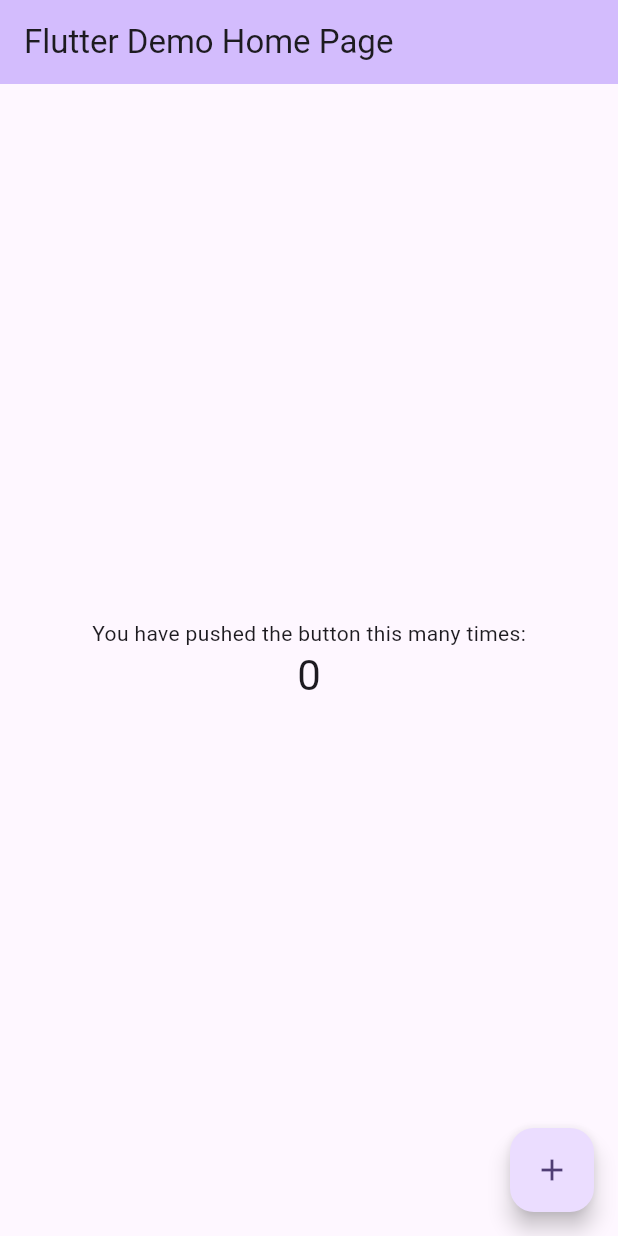
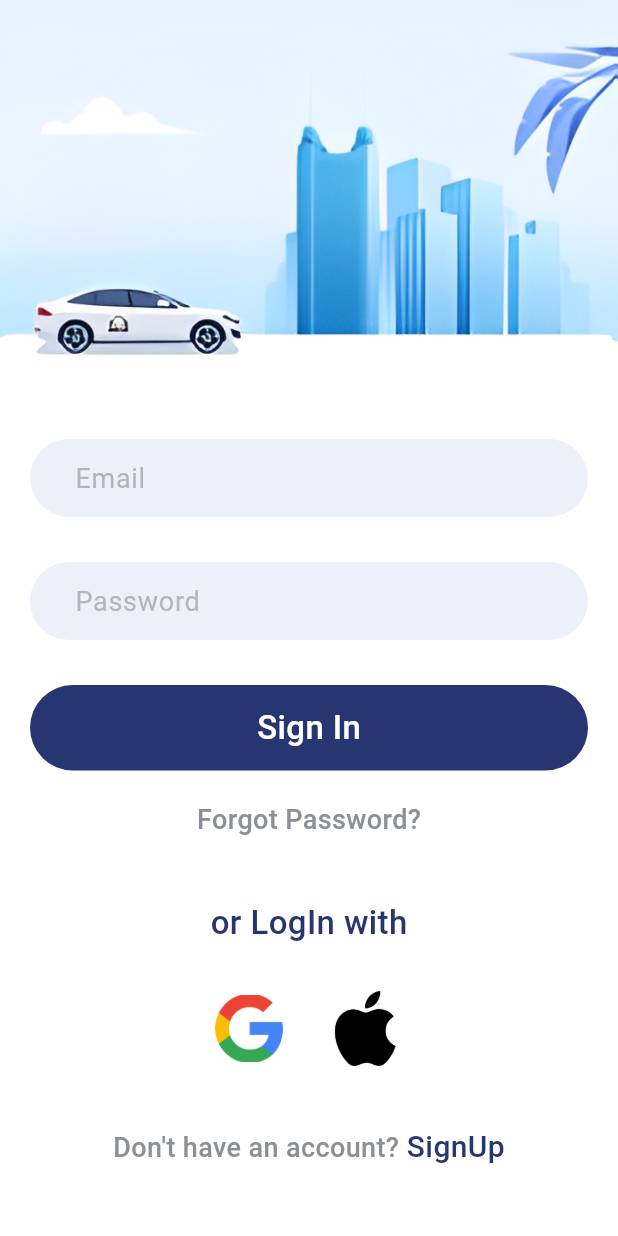
Before and after one commit to Nguyen1976/2025_LTTBDD_N05_Nhom_Nguyen_Huy, a Flutter app: the screen it shows after launch, on a phone screen of 412 x 824 dp. Run offline on Flutter 3.47's test engine with Material 3 defaults, Android fonts, the phone set to English and light mode, and no system bars; our stand-ins replace firebase_auth, firebase_core; accounts and stored records are empty.

Commit message:
add login functionality with Firebase authentication and create home screen

```diff
--- /dev/null
+++ b/lib/home.dart
@@ -0,0 +1,15 @@
+import 'package:flutter/material.dart';
+
+class Home extends StatefulWidget {
+  const Home({super.key});
+
+  @override
+  State<Home> createState() => _HomeState();
+}
+
+class _HomeState extends State<Home> {
+  @override
+  Widget build(BuildContext context) {
+    return const Placeholder();
+  }
+}
--- /dev/null
+++ b/lib/login.dart
@@ -0,0 +1,259 @@
+// ignore_for_file: use_build_context_synchronously
+
+import 'package:firebase_auth/firebase_auth.dart';
+import 'package:flutter/material.dart';
+import 'package:instargram/forgot_password.dart';
+import 'package:instargram/home.dart';
+import 'package:instargram/service/auth.dart';
+import 'package:instargram/singup.dart';
+
+class LogIn extends StatefulWidget {
+  const LogIn({super.key});
+
+  @override
+  State<LogIn> createState() => _LogInState();
+}
+
+class _LogInState extends State<LogIn> {
+  String email = "";
+  String password = "";
+
+  TextEditingController mailcontroller = TextEditingController();
+  TextEditingController passwordcontroller = TextEditingController();
+
+  final _formkey = GlobalKey<FormState>();
+
+  userLogin() async {
+    try {
+      await FirebaseAuth.instance.signInWithEmailAndPassword(
+        email: email,
+        password: password,
+      );
+      Navigator.push(context, MaterialPageRoute(builder: (context) => Home()));
+    } on FirebaseAuthException catch (e) {
+      if (e.code == 'user-not-found') {
+        ScaffoldMessenger.of(context).showSnackBar(
+          SnackBar(
+            backgroundColor: Colors.orangeAccent,
+            content: Text(
+              "No User Found for that Email",
+              style: TextStyle(fontSize: 18.0),
+            ),
+          ),
+        );
+      } else if (e.code == 'wrong-password') {
+        ScaffoldMessenger.of(context).showSnackBar(
+          SnackBar(
+            backgroundColor: Colors.orangeAccent,
+            content: Text(
+              "Wrong Password Provided by User",
+              style: TextStyle(fontSize: 18.0),
+            ),
+          ),
+        );
+      }
+    }
+  }
+
+  @override
+  Widget build(BuildContext context) {
+    return Scaffold(
+      backgroundColor: Colors.white,
+      body: SingleChildScrollView(
+        child: Container(
+          child: Column(
+            children: [
+              Container(
+                width: MediaQuery.of(context).size.width,
+                child: Image.asset("images/car.PNG", fit: BoxFit.cover),
+              ),
+              SizedBox(height: 30.0),
+              Padding(
+                padding: const EdgeInsets.only(left: 20.0, right: 20.0),
+                child: Form(
+                  key: _formkey,
+                  child: Column(
+                    children: [
+                      Container(
+                        padding: EdgeInsets.symmetric(
+                          vertical: 2.0,
+                          horizontal: 30.0,
+                        ),
+                        decoration: BoxDecoration(
+                          color: Color(0xFFedf0f8),
+                          borderRadius: BorderRadius.circular(30),
+                        ),
+                        child: TextFormField(
+                          validator: (value) {
+                            if (value == null || value.isEmpty) {
+                              return 'Please Enter E-mail';
+                            }
+                            return null;
+                          },
+                          controller: mailcontroller,
+                          decoration: InputDecoration(
+                            border: InputBorder.none,
+                            hintText: "Email",
+                            hintStyle: TextStyle(
+                              color: Color(0xFFb2b7bf),
+                              fontSize: 18.0,
+                            ),
+                          ),
+                        ),
+                      ),
+                      SizedBox(height: 30.0),
+                      Container(
+                        padding: EdgeInsets.symmetric(
+                          vertical: 2.0,
+                          horizontal: 30.0,
+                        ),
+                        decoration: BoxDecoration(
+                          color: Color(0xFFedf0f8),
+                          borderRadius: BorderRadius.circular(30),
+                        ),
+                        child: TextFormField(
+                          controller: passwordcontroller,
+                          validator: (value) {
+                            if (value == null || value.isEmpty) {
+                              return 'Please Enter Password';
+                            }
+                            return null;
+                          },
+                          decoration: InputDecoration(
+                            border: InputBorder.none,
+                            hintText: "Password",
+                            hintStyle: TextStyle(
+                              color: Color(0xFFb2b7bf),
+                              fontSize: 18.0,
+                            ),
+                          ),
+                          obscureText: true,
+                        ),
+                      ),
+                      SizedBox(height: 30.0),
+                      GestureDetector(
+                        onTap: () {
+                          if (_formkey.currentState!.validate()) {
+                            setState(() {
+                              email = mailcontroller.text;
+                              password = passwordcontroller.text;
+                            });
+                          }
+                          userLogin();
+                        },
+                        child: Container(
+                          width: MediaQuery.of(context).size.width,
+                          padding: EdgeInsets.symmetric(
+                            vertical: 13.0,
+                            horizontal: 30.0,
+                          ),
+                          decoration: BoxDecoration(
+                            color: Color(0xFF273671),
+                            borderRadius: BorderRadius.circular(30),
+                          ),
+                          child: Center(
+                            child: Text(
+                              "Sign In",
+                              style: TextStyle(
+                                color: Colors.white,
+                                fontSize: 22.0,
+                                fontWeight: FontWeight.w500,
+                              ),
+                            ),
+                          ),
+                        ),
+                      ),
+                    ],
+                  ),
+                ),
+              ),
+              SizedBox(height: 20.0),
+              GestureDetector(
+                onTap: () {
+                  Navigator.push(
+                    context,
+                    MaterialPageRoute(builder: (context) => ForgotPassword()),
+                  );
+                },
+                child: Text(
+                  "Forgot Password?",
+                  style: TextStyle(
+                    color: Color(0xFF8c8e98),
+                    fontSize: 18.0,
+                    fontWeight: FontWeight.w500,
+                  ),
+                ),
+              ),
+              SizedBox(height: 40.0),
+              Text(
+                "or LogIn with",
+                style: TextStyle(
+                  color: Color(0xFF273671),
+                  fontSize: 22.0,
+                  fontWeight: FontWeight.w500,
+                ),
+              ),
+              SizedBox(height: 30.0),
+              Row(
+                mainAxisAlignment: MainAxisAlignment.center,
+                children: [
+                  GestureDetector(
+                    onTap: () {
+                      AuthMethods().signInWithGoogle(context);
+                    },
+                    child: Image.asset(
+                      "images/google.png",
+                      height: 45,
+                      width: 45,
+                      fit: BoxFit.cover,
+                    ),
+                  ),
+                  SizedBox(width: 30.0),
+                  GestureDetector(
+                    child: Image.asset(
+                      "images/apple1.png",
+                      height: 50,
+                      width: 50,
+                      fit: BoxFit.cover,
+                    ),
+                  ),
+                ],
+              ),
+              SizedBox(height: 40.0),
+              Row(
+                mainAxisAlignment: MainAxisAlignment.center,
+                children: [
+                  Text(
+                    "Don't have an account?",
+                    style: TextStyle(
+                      color: Color(0xFF8c8e98),
+                      fontSize: 18.0,
+                      fontWeight: FontWeight.w500,
+                    ),
+                  ),
+                  SizedBox(width: 5.0),
+                  GestureDetector(
+                    onTap: () {
+                      Navigator.push(
+                        context,
+                        MaterialPageRoute(builder: (context) => SignUp()),
+                      );
+                    },
+                    child: Text(
+                      "SignUp",
+                      style: TextStyle(
+                        color: Color(0xFF273671),
+                        fontSize: 20.0,
+                        fontWeight: FontWeight.w500,
+                      ),
+                    ),
+                  ),
+                ],
+              ),
+            ],
+          ),
+        ),
+      ),
+    );
+  }
+}
--- a/lib/main.dart
+++ b/lib/main.dart
@@ -1,6 +1,20 @@
 import 'package:flutter/material.dart';
+import 'package:firebase_core/firebase_core.dart';
+import 'package:instargram/login.dart';
 
-void main() {
+void main() async {
+  WidgetsFlutterBinding.ensureInitialized();
+  await Firebase.initializeApp(
+    options: const FirebaseOptions(
+      apiKey: "AIzaSyBVa1_wMFnYPX1RnGDdtSnREfTS1hPXFzI",
+      authDomain: "mobile-ck-39483.firebaseapp.com",
+      projectId: "mobile-ck-39483",
+      storageBucket: "mobile-ck-39483.firebasestorage.app",
+      messagingSenderId: "1045018946545",
+      appId: "1:1045018946545:web:754919960a26968374b250",
+      measurementId: "G-ZP4TTE0VFT",
+    ),
+  );
   runApp(const MyApp());
 }
 
@@ -11,6 +25,7 @@
   @override
   Widget build(BuildContext context) {
     return MaterialApp(
+      debugShowCheckedModeBanner: false,
       title: 'Flutter Demo',
       theme: ThemeData(
         // This is the theme of your application.
@@ -28,95 +43,10 @@
         //
         // This works for code too, not just values: Most code changes can be
         // tested with just a hot reload.
+        scaffoldBackgroundColor: Colors.white,
         colorScheme: ColorScheme.fromSeed(seedColor: Colors.deepPurple),
       ),
-      home: const MyHomePage(title: 'Flutter Demo Home Page'),
+      home: LogIn(),
     );
   }
 }
-
-class MyHomePage extends StatefulWidget {
-  const MyHomePage({super.key, required this.title});
-
-  // This widget is the home page of your application. It is stateful, meaning
-  // that it has a State object (defined below) that contains fields that affect
-  // how it looks.
-
-  // This class is the configuration for the state. It holds the values (in this
-  // case the title) provided by the parent (in this case the App widget) and
-  // used by the build method of the State. Fields in a Widget subclass are
-  // always marked "final".
-
-  final String title;
-
-  @override
-  State<MyHomePage> createState() => _MyHomePageState();
-}
-
-class _MyHomePageState extends State<MyHomePage> {
-  int _counter = 0;
-
-  void _incrementCounter() {
-    setState(() {
-      // This call to setState tells the Flutter framework that something has
-      // changed in this State, which causes it to rerun the build method below
-      // so that the display can reflect the updated values. If we changed
-      // _counter without calling setState(), then the build method would not be
-      // called again, and so nothing would appear to happen.
-      _counter++;
-    });
-  }
-
-  @override
-  Widget build(BuildContext context) {
-    // This method is rerun every time setState is called, for instance as done
-    // by the _incrementCounter method above.
-    //
-    // The Flutter framework has been optimized to make rerunning build methods
-    // fast, so that you can just rebuild anything that needs updating rather
-    // than having to individually change instances of widgets.
-    return Scaffold(
-      appBar: AppBar(
-        // TRY THIS: Try changing the color here to a specific color (to
-        // Colors.amber, perhaps?) and trigger a hot reload to see the AppBar
-        // change color while the other colors stay the same.
-        backgroundColor: Theme.of(context).colorScheme.inversePrimary,
-        // Here we take the value from the MyHomePage object that was created by
-        // the App.build method, and use it to set our appbar title.
-        title: Text(widget.title),
-      ),
-      body: Center(
-        // Center is a layout widget. It takes a single child and positions it
-        // in the middle of the parent.
-        child: Column(
-          // Column is also a layout widget. It takes a list of children and
-          // arranges them vertically. By default, it sizes itself to fit its
-          // children horizontally, and tries to be as tall as its parent.
-          //
-          // Column has various properties to control how it sizes itself and
-          // how it positions its children. Here we use mainAxisAlignment to
-          // center the children vertically; the main axis here is the vertical
-          // axis because Columns are vertical (the cross axis would be
-          // horizontal).
-          //
-          // TRY THIS: Invoke "debug painting" (choose the "Toggle Debug Paint"
-          // action in the IDE, or press "p" in the console), to see the
-          // wireframe for each widget.
-          mainAxisAlignment: MainAxisAlignment.center,
-          children: <Widget>[
-            const Text('You have pushed the button this many times:'),
-            Text(
-              '$_counter',
-              style: Theme.of(context).textTheme.headlineMedium,
-            ),
-          ],
-        ),
-      ),
-      floatingActionButton: FloatingActionButton(
-        onPressed: _incrementCounter,
-        tooltip: 'Increment',
-        child: const Icon(Icons.add),
-      ), // This trailing comma makes auto-formatting nicer for build methods.
-    );
-  }
-}
```
